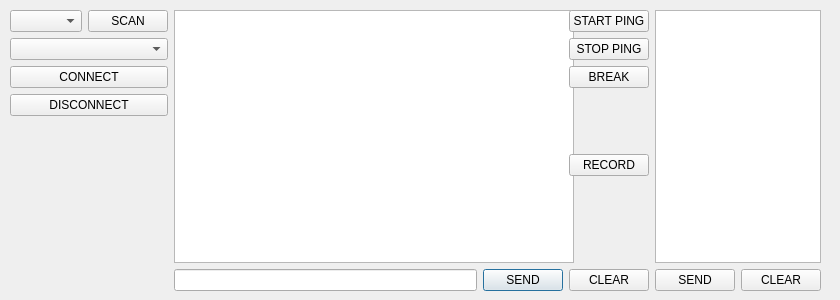
Old version of the form Terminal_View/terminal_view.ui in the repository ricorx7/PyAutoWaves.
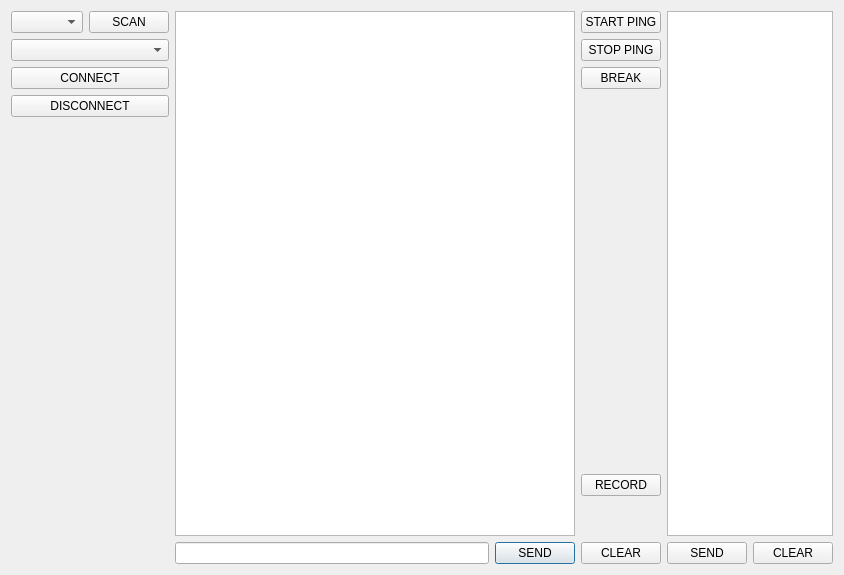
New version of the form.

Commit message: Update the layouts to move smoothly Added tooltips Fixed setup windows appearing at startup

Diff of the .ui file:
```diff
--- a/Terminal_View/terminal_view.ui
+++ b/Terminal_View/terminal_view.ui
@@ -7,7 +7,7 @@
     <x>0</x>
     <y>0</y>
     <width>840</width>
-    <height>300</height>
+    <height>575</height>
    </rect>
   </property>
   <property name="minimumSize">
@@ -19,16 +19,7 @@
   <property name="windowTitle">
    <string>Form</string>
   </property>
-  <widget class="QWidget" name="horizontalLayoutWidget">
-   <property name="geometry">
-    <rect>
-     <x>10</x>
-     <y>10</y>
-     <width>811</width>
-     <height>281</height>
-    </rect>
-   </property>
-   <layout class="QHBoxLayout" name="horizontalLayout">
+  <layout class="QHBoxLayout" name="horizontalLayout_2">
     <item>
      <layout class="QFormLayout" name="formLayout_3">
       <item row="0" column="0">
@@ -125,17 +116,10 @@
        </layout>
       </item>
       <item>
-       <layout class="QGridLayout" name="gridLayout">
-        <item row="1" column="0">
-         <widget class="QLabel" name="bytesWrittenLabel">
-          <property name="text">
-           <string/>
-          </property>
-          <property name="alignment">
-           <set>Qt::AlignCenter</set>
-          </property>
-         </widget>
-        </item>
+      <layout class="QFormLayout" name="formLayout">
+       <property name="formAlignment">
+        <set>Qt::AlignBottom|Qt::AlignLeading|Qt::AlignLeft</set>
+       </property>
         <item row="0" column="0">
          <widget class="QPushButton" name="recordPushButton">
           <property name="text">
@@ -146,10 +130,13 @@
           </property>
          </widget>
         </item>
-        <item row="3" column="0">
-         <widget class="QPushButton" name="clearConsolePushButton">
+       <item row="1" column="0">
+        <widget class="QLabel" name="bytesWrittenLabel">
           <property name="text">
-           <string>CLEAR</string>
+          <string/>
+         </property>
+         <property name="alignment">
+          <set>Qt::AlignCenter</set>
           </property>
          </widget>
         </item>
@@ -163,33 +150,39 @@
           </property>
          </widget>
         </item>
+       <item row="3" column="0">
+        <widget class="QPushButton" name="clearConsolePushButton">
+         <property name="text">
+          <string>CLEAR</string>
+         </property>
+        </widget>
+       </item>
        </layout>
       </item>
      </layout>
     </item>
     <item>
      <layout class="QGridLayout" name="gridLayout_2">
+     <item row="0" column="1" colspan="2">
+      <widget class="QPlainTextEdit" name="bulkCmdMlainTextEdit"/>
+     </item>
       <item row="1" column="1">
-       <widget class="QPushButton" name="clearBulkCmdPushButton">
-        <property name="text">
-         <string>CLEAR</string>
-        </property>
-       </widget>
-      </item>
-      <item row="1" column="0">
        <widget class="QPushButton" name="sendBulkCmdPushButton">
         <property name="text">
          <string>SEND</string>
         </property>
        </widget>
       </item>
-      <item row="0" column="0" colspan="2">
-       <widget class="QPlainTextEdit" name="bulkCmdMlainTextEdit"/>
-      </item>
-     </layout>
-    </item>
-   </layout>
-  </widget>
+     <item row="1" column="2">
+      <widget class="QPushButton" name="clearBulkCmdPushButton">
+       <property name="text">
+        <string>CLEAR</string>
+       </property>
+      </widget>
+     </item>
+    </layout>
+   </item>
+  </layout>
  </widget>
  <resources/>
  <connections/>
```
Lines whose indentation alone changed are shown as unchanged. The commit also changes 11 other files.
